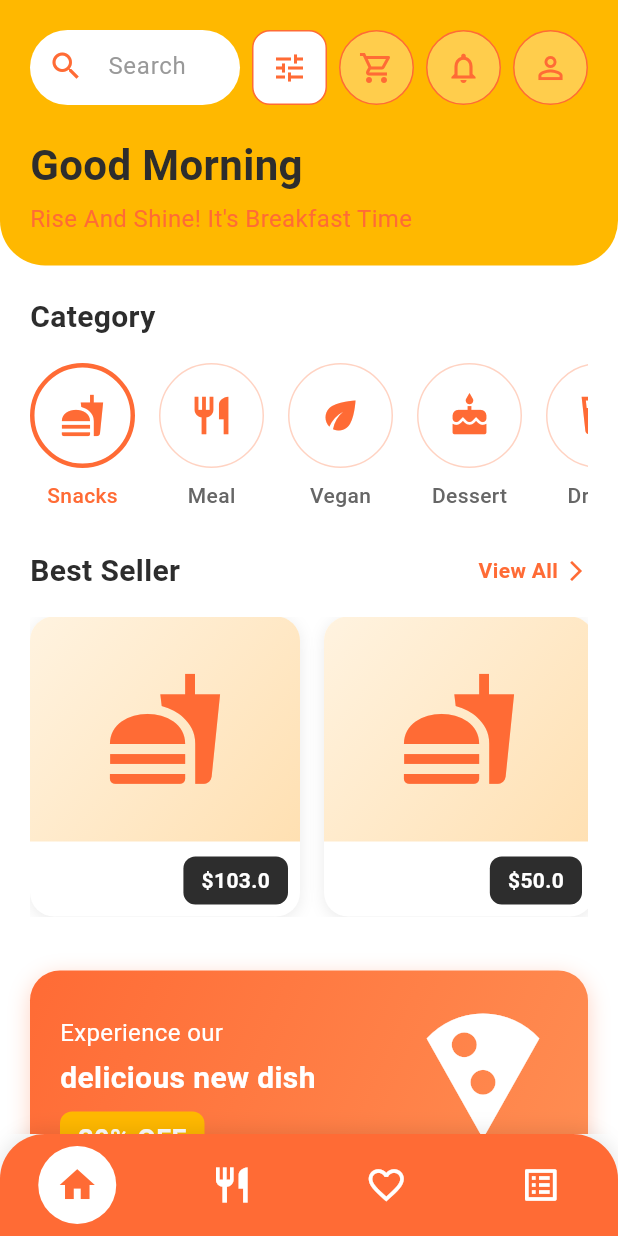
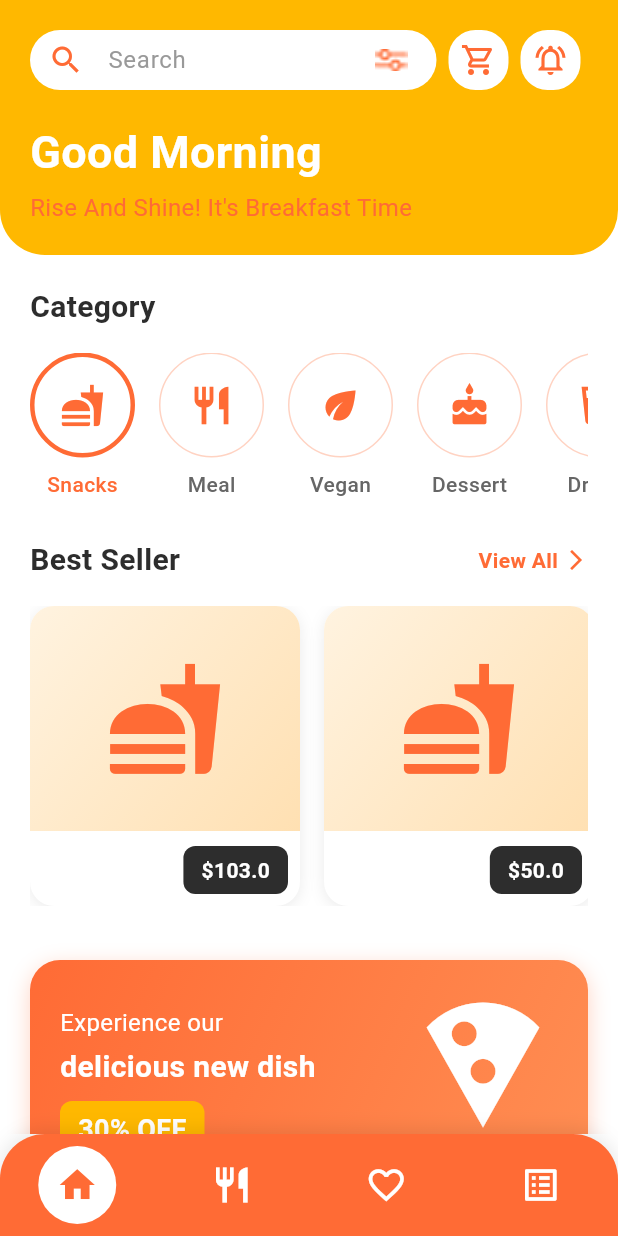
Before and after one commit to dieulinhvt655/foodDelivery, a Flutter app: the HomePage screen opened by its route, on a phone screen of 412 x 824 dp. Run offline on Flutter 3.47's test engine with Material 3 defaults, Android fonts, the phone set to English and light mode, and no system bars; our stand-ins replace flutter_svg, go_router.

Commit message:
Change the home UI

```diff
--- a/lib/core/router/app_router.dart
+++ b/lib/core/router/app_router.dart
@@ -49,10 +49,10 @@ class AppRouter {
         path: '/profile',
         builder: (context, state) => const ProfilePage(),
       ),
-      GoRoute(
-        path: '/desserts-filter',
-        builder: (context, state) => const DessertsFilterPage(),
-      ),
+      // GoRoute(
+      //   path: '/desserts-filter',
+      //   builder: (context, state) => const DessertsFilterPage(),
+      // ),
       GoRoute(
         path: '/filter/:category',
         builder: (context, state) {
--- a/lib/features/home/pages/home_page.dart
+++ b/lib/features/home/pages/home_page.dart
@@ -55,7 +55,7 @@ class _HomePageState extends State<HomePage> {
         child: SingleChildScrollView(
           child: Column(
             children: [
-              // Yellow Header Section
+              // Header section
               Container(
                 decoration: const BoxDecoration(
                   color: Color(0xFFFFB800),
@@ -66,37 +66,46 @@ class _HomePageState extends State<HomePage> {
                 ),
                 child: Column(
                   children: [
-                    // Search Bar
+                    // Search bar
                     Padding(
                       padding: const EdgeInsets.all(20),
                       child: Row(
                         children: [
                           Expanded(
                             child: Container(
-                              height: 50,
+                              height: 40,
                               decoration: BoxDecoration(
                                 color: Colors.white,
                                 borderRadius: BorderRadius.circular(25),
                               ),
-                              child: const TextField(
+                              child: TextField(
                                 decoration: InputDecoration(
                                   hintText: 'Search',
-                                  hintStyle: TextStyle(
+                                  hintStyle: const TextStyle(
                                     color: Color(0xFF999999),
                                     fontSize: 16,
                                   ),
-                                  prefixIcon: Icon(
+                                  prefixIcon: const Icon(
                                     Icons.search,
                                     color: Color(0xFFFF6B35),
                                     size: 24,
                                   ),
-                                  border: InputBorder.none,
-                                  contentPadding: EdgeInsets.symmetric(
-                                    horizontal: 20,
-                                    vertical: 12,
+                                  suffixIcon: Padding(
+                                    padding: const EdgeInsets.only(right: 12),
+                                    child: Image.asset(
+                                      'assets/images/filter.png',
+                                      width: 25,
+                                      height: 18,
+                                      color: Color(0xFFFF6B35),
                                     ),
                                   ),
-                                style: TextStyle(
+                                  border: InputBorder.none,
+                                  contentPadding: const EdgeInsets.symmetric(
+                                    horizontal: 20,
+                                    vertical: 10,
+                                  ),
+                                ),
+                                style: const TextStyle(
                                   fontSize: 16,
                                   color: Color(0xFF2D2D2D),
                                 ),
@@ -104,83 +113,31 @@ class _HomePageState extends State<HomePage> {
                             ),
                           ),
                           const SizedBox(width: 8),
-                          // Filter button
-                          GestureDetector(
-                            onTap: () {
-                              final cat = categories[selectedCategoryIndex]['title']!;
-                              context.push('/filter/$cat');
-                            },
-                            child: Container(
-                              width: 50,
-                              height: 50,
+                          Container(
+                            width: 40,
+                            height: 40,
                             decoration: BoxDecoration(
                               color: Colors.white,
-                                borderRadius: BorderRadius.circular(12),
-                                border: Border.all(color: const Color(0xFFFF6B35)),
+                              borderRadius: BorderRadius.circular(18),
                             ),
-                              child: const Icon(Icons.tune, color: Color(0xFFFF6B35), size: 24),
-                            ),
+                            child: Icon(Icons.shopping_cart_outlined, color: Color(0xFFFF6B35)),
                           ),
                           const SizedBox(width: 8),
-                          // Cart Icon
+                          // Notification
                           Container(
-                            width: 50,
-                            height: 50,
+                            width: 40,
+                            height: 40,
                             decoration: BoxDecoration(
-                              color: Colors.white.withValues(alpha: 0.3),
-                              borderRadius: BorderRadius.circular(25),
-                              border: Border.all(
-                                color: const Color(0xFFFF6B35),
-                                width: 1,
+                              color: Colors.white,
+                              borderRadius: BorderRadius.circular(18),
                             ),
+                            child: Icon(Icons.notifications_active_outlined, color: Color(0xFFFF6B35)),
                           ),
-                            child: const Icon(
-                              Icons.shopping_cart_outlined,
-                              color: Color(0xFFFF6B35),
-                              size: 24,
-                            ),
-                          ),
-                          const SizedBox(width: 8),
-                          // Bell Icon
-                          Container(
-                            width: 50,
-                            height: 50,
-                            decoration: BoxDecoration(
-                              color: Colors.white.withValues(alpha: 0.3),
-                              borderRadius: BorderRadius.circular(25),
-                              border: Border.all(
-                                color: const Color(0xFFFF6B35),
-                                width: 1,
-                              ),
-                            ),
-                            child: const Icon(
-                              Icons.notifications_outlined,
-                              color: Color(0xFFFF6B35),
-                              size: 24,
-                            ),
-                          ),
-                          const SizedBox(width: 8),
-                          // Profile Icon
-                          Container(
-                            width: 50,
-                            height: 50,
-                            decoration: BoxDecoration(
-                              color: Colors.white.withValues(alpha: 0.3),
-                              borderRadius: BorderRadius.circular(25),
-                              border: Border.all(
-                                color: const Color(0xFFFF6B35),
-                                width: 1,
-                              ),
-                            ),
-                            child: const Icon(
-                              Icons.person_outline,
-                              color: Color(0xFFFF6B35),
-                              size: 24,
-                  ),
-            ),
+                          const SizedBox(width: 5),
                         ],
                       ),
                     ),
+
                     // Greeting
                     const Padding(
                       padding: EdgeInsets.symmetric(horizontal: 20),
@@ -192,9 +149,9 @@ class _HomePageState extends State<HomePage> {
                             Text(
                               'Good Morning',
                               style: TextStyle(
-                                fontSize: 28,
+                                fontSize: 30,
                                 fontWeight: FontWeight.bold,
-                                color: Color(0xFF2D2D2D),
+                                color: Color(0xFFFFFFFF),
                               ),
                             ),
                             SizedBox(height: 4),
@@ -216,7 +173,7 @@ class _HomePageState extends State<HomePage> {
 
               const SizedBox(height: 20),
 
-              // Category Section
+              // Category section
               Padding(
                 padding: const EdgeInsets.symmetric(horizontal: 20),
                 child: Column(
@@ -303,7 +260,7 @@ class _HomePageState extends State<HomePage> {
 
               const SizedBox(height: 24),
 
-              // Best Seller Section
+              // Best Seller
               Padding(
                 padding: const EdgeInsets.symmetric(horizontal: 20),
                 child: Column(
@@ -363,12 +320,12 @@ class _HomePageState extends State<HomePage> {
 
               const SizedBox(height: 20),
 
-              // Promo Banner
+              // Promo banner
               const PromoBanner(),
 
               const SizedBox(height: 24),
 
-              // Recommend Section
+              // Recommend
               Padding(
                 padding: const EdgeInsets.symmetric(horizontal: 20),
                 child: Column(
@@ -406,7 +363,25 @@ class _HomePageState extends State<HomePage> {
           ),
         ),
       ),
-      bottomNavigationBar: Container(
+      bottomNavigationBar: _buildBottomNavBar(),
+    );
+  }
+
+  Widget _buildCircleIcon(IconData icon) {
+    return Container(
+      width: 50,
+      height: 50,
+      decoration: BoxDecoration(
+        color: Colors.white.withValues(alpha: 0.3),
+        borderRadius: BorderRadius.circular(25),
+        border: Border.all(color: const Color(0xFFFF6B35), width: 1),
+      ),
+      child: Icon(icon, color: const Color(0xFFFF6B35), size: 24),
+    );
+  }
+
+  Widget _buildBottomNavBar() {
+    return Container(
       decoration: BoxDecoration(
         color: const Color(0xFFFF6B35),
         borderRadius: const BorderRadius.only(
@@ -416,7 +391,6 @@ class _HomePageState extends State<HomePage> {
         boxShadow: [
           BoxShadow(
             color: Colors.black.withValues(alpha: 0.1),
-              spreadRadius: 0,
             blurRadius: 10,
             offset: const Offset(0, -2),
           ),
@@ -433,7 +407,6 @@ class _HomePageState extends State<HomePage> {
               _buildNavItem(Icons.favorite_outline, false, () {}),
               _buildNavItem(Icons.list_alt, false, () {}),
             ],
-            ),
           ),
         ),
       ),
```
Also changed, not shown: analysis_options.yaml (deleted, +0 -28 lines), lib/features/auth/pages/login_page.dart (+9 -9 lines), lib/features/onboarding/pages/onboarding_page.dart (+12 -12 lines), lib/features/welcome/pages/welcome_page.dart (+16 -12 lines), assets/images/Vector.png (added), assets/images/filter.png (added), assets/images/onboarding.png (added), assets/images/phone.png (added), assets/images/welcome.png (added), lib/features/desserts/pages/desserts_filter_page.dart (line endings or trailing spaces). Lines whose indentation alone changed are shown as unchanged.
